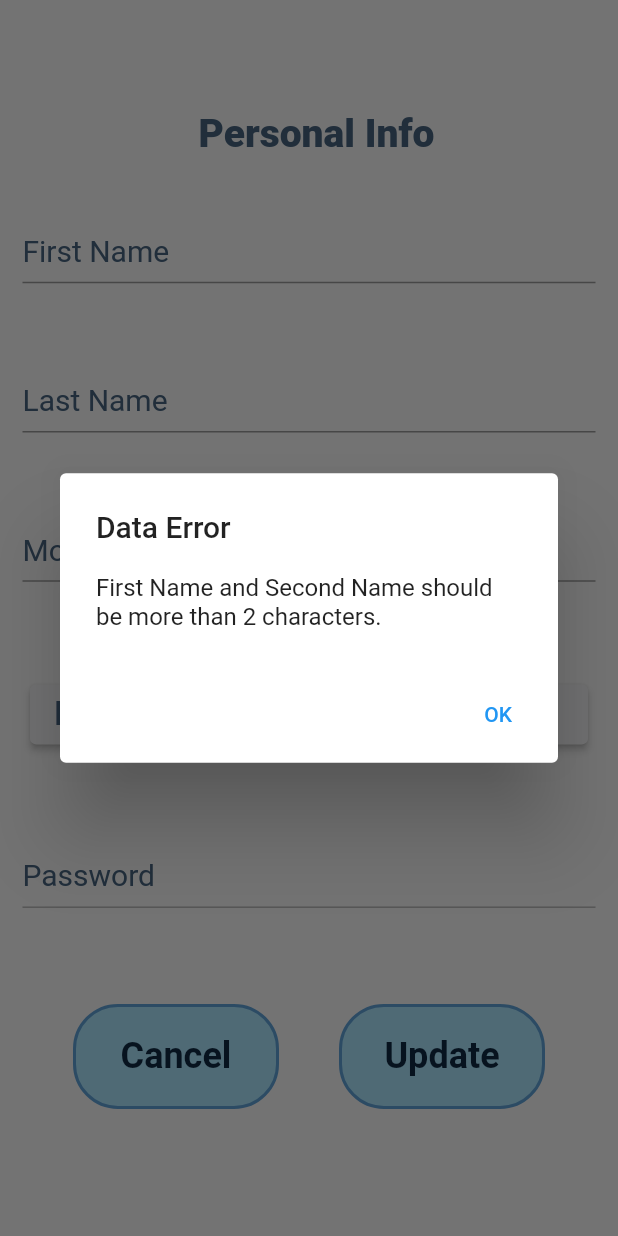
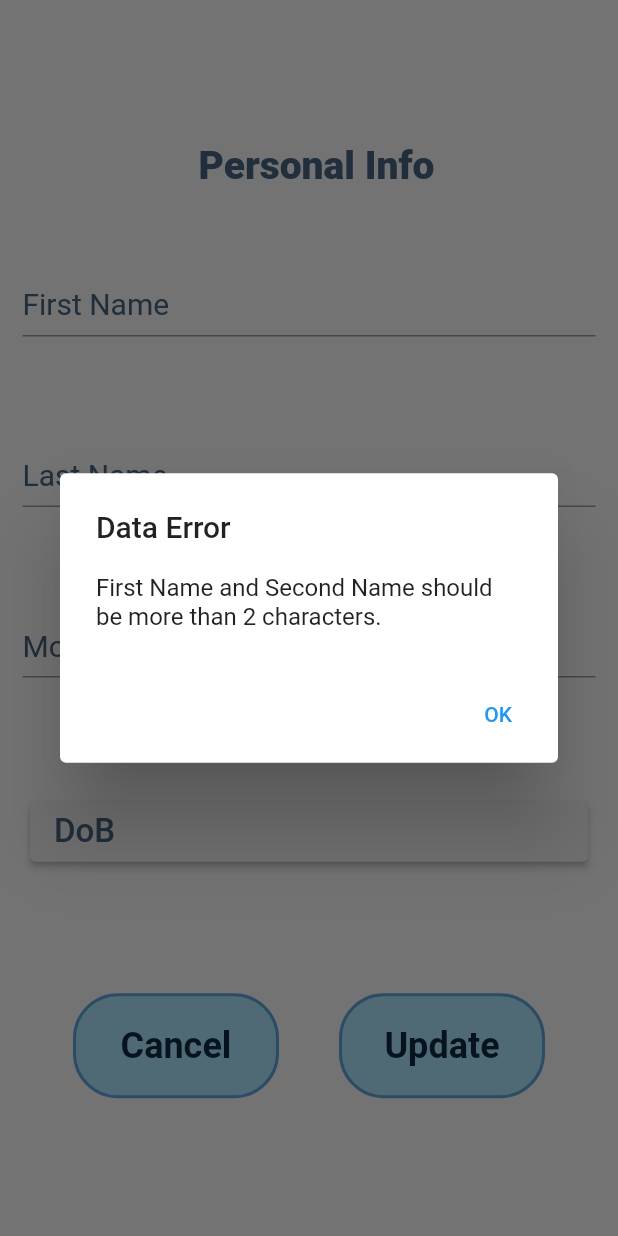
Before and after one commit to bhardwajsapna/coeus-ble-test, a Flutter app: the PersonalProfilePage screen opened directly, after a tap on "Update", on a phone screen of 412 x 824 dp. Run offline on Flutter 3.47's test engine with Material 2 defaults, Android fonts, the phone set to English and light mode, and no system bars; our stand-ins replace charts_flutter, email_validator, flutter_blue, flutter_bluetooth_serial, flutter_secure_storage, fluttertoast and 4 more; missing offline and left inert: dart:ffi, direct_select; accounts and stored records are empty; project files that could hold a hidden picture were left out.

Commit message:
update on UI

```diff
--- a/lib/pages/personal.profile.page.dart
+++ b/lib/pages/personal.profile.page.dart
@@ -29,7 +29,8 @@ class _PersonalProfilePageState extends State<PersonalProfilePage> {
   final controllerFirstName = TextEditingController();
   final controllerSecondName = TextEditingController();
   final controllerMobileNumber = TextEditingController();
-  final controllerPassword = TextEditingController();
+  // ss - 29 sep 21 - removed the password display
+  //final controllerPassword = TextEditingController();
   // added this new controller for DOB for get and set - 24 aug 21
   final controllerDob = TextEditingController();
 
@@ -67,7 +68,8 @@ class _PersonalProfilePageState extends State<PersonalProfilePage> {
       this.controllerFirstName.text = fname;
       this.controllerSecondName.text = sname;
       this.controllerMobileNumber.text = mobilenumber;
-      this.controllerPassword.text = password;
+      // ss - 29 sep 21 - removed the password display
+      // this.controllerPassword.text = password;
       // added this new controller for DOB for get and set - 24 aug 21
       this.controllerDob.text = dob.toString();
     });
@@ -79,7 +81,8 @@ class _PersonalProfilePageState extends State<PersonalProfilePage> {
       "secondName": this.controllerSecondName.text,
       "mobileNo": this.controllerMobileNumber.text,
       "DOB": this.controllerDob.text,
-      "password": this.controllerPassword.text
+      // ss - 29 sep 21 - removed the password display
+      //  "password": this.controllerPassword.text
     };
     print(requestParams);
     response = updateProfileAPIService(requestParams);
@@ -96,7 +99,8 @@ class _PersonalProfilePageState extends State<PersonalProfilePage> {
       await UserSecureStorage.setFirstName(controllerFirstName.text);
       await UserSecureStorage.setSecondName(controllerSecondName.text);
       await UserSecureStorage.setMobileNumber(controllerMobileNumber.text);
-      await UserSecureStorage.setPassword(controllerPassword.text);
+      // ss - 29 sep 21 - removed the password display
+      //   await UserSecureStorage.setPassword(controllerPassword.text);
       await UserSecureStorage.setDOB(DateTime.tryParse(controllerDob.text));
 
       showDialog<String>(
@@ -208,13 +212,15 @@ class _PersonalProfilePageState extends State<PersonalProfilePage> {
                   isEditable: false,
                   controller: controllerEmailid,
                 ),*/
-                InputField(
+                /*
+                 // ss - 29 sep 21 - removed the password display
+              InputField(
                   title: "Password",
                   font: 20,
                   isPassword: false,
                   isEditable: false,
                   controller: controllerPassword,
-                ),
+                ),*/
                 Row(mainAxisAlignment: MainAxisAlignment.center, children: [
                   Button(
                       onTapFunction: () => Navigator.pop(context),
--- a/lib/pages/profile.page.dart
+++ b/lib/pages/profile.page.dart
@@ -35,10 +35,14 @@ class ProfilePage extends StatelessWidget {
               title: "Caregiver Details",
               nextNavigation: SupportProfilePage(),
               width: MediaQuery.of(context).size.width),
+          /*
+        29 sep 21
+        sapna sreeni - this is no more required as the schedule is provided in advance setting as discussed with sriharsha
           Button(
               title: "Monitoring Schedule",
               nextNavigation: SchedulingProfilePage(),
               width: MediaQuery.of(context).size.width),
+              */
           Button(
               title: "Advanced Settings",
               nextNavigation: AdvancedSettingsProfilePage(),
```
Also changed, not shown: lib/components/details_Card.dart (+20 -0 lines), assets/icons/Battery_50.png (renamed from assets/icons/Battery.png), pubspec.lock.
